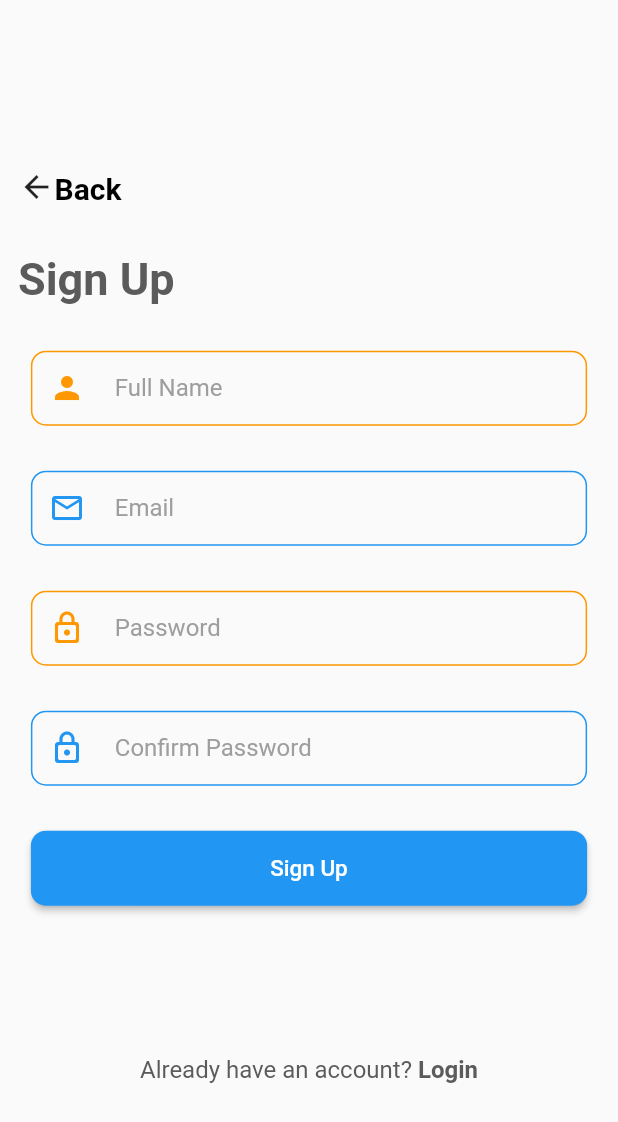
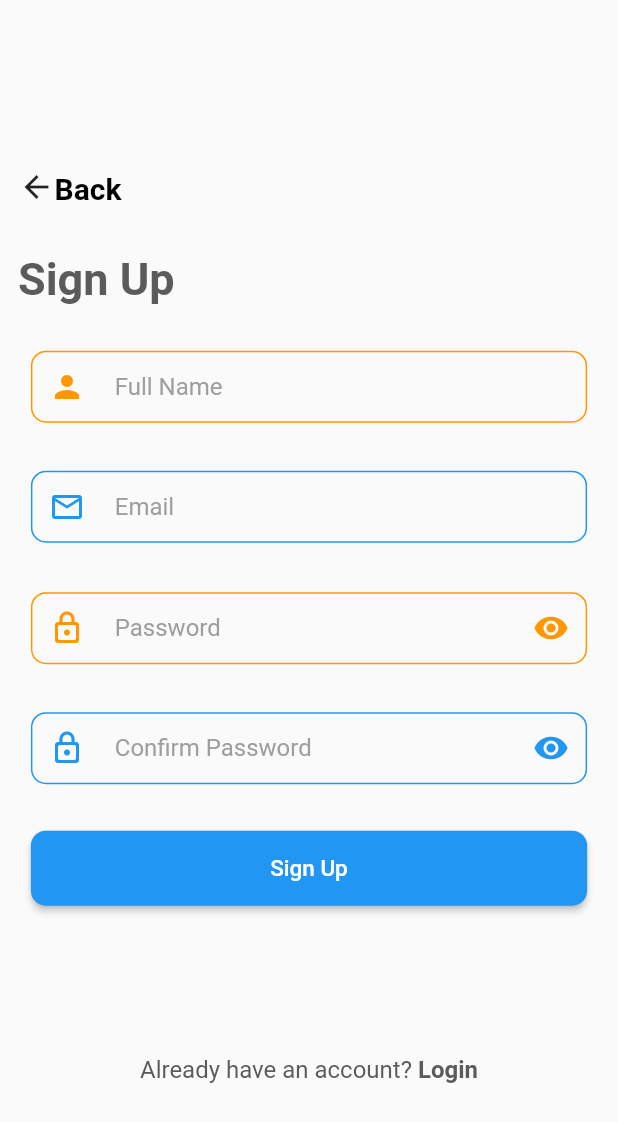
Before and after one commit to Y-Elsayed/Offers2day, a Flutter app: the SignUpScreen screen opened directly, on a phone screen of 412 x 824 dp. Shown: the top 1122 px of the screen. Run offline on Flutter 3.47's test engine with Material 2 defaults, Android fonts, the light colour scheme and no system bars; our stand-ins replace gap.

Commit message:
Update signup_page.dart
- Changed the `SizedBox` text from labelText to hintText as to have the displayed text disappear when the user start to type in the box

- Added 2 eye icons to change the obscurity of the password to enable the user to view what they're typing

```diff
--- a/lib/signup_page.dart
+++ b/lib/signup_page.dart
@@ -19,6 +19,18 @@ class _SignUpScreenState extends State<SignUpScreen> {
   final TextEditingController _passwordController = TextEditingController();
   final TextEditingController _confirmpasswordController =
       TextEditingController();
+
+  bool _obscureValue = true;
+
+  void _updateobscurevalue() {
+    setState(() {
+      if (_obscureValue) {
+        _obscureValue = false;
+      } else {
+        _obscureValue = true;
+      }
+    });
+  }
 
   // Navigator Controller
   NavigatorService navigatorService = NavigatorService();
@@ -73,12 +85,13 @@ class _SignUpScreenState extends State<SignUpScreen> {
                     height: 50,
                     child: TextField(
                       controller: _fullnameController,
-                      obscureText: true,
                       decoration: InputDecoration(
                           prefixIcon:
                               const Icon(Icons.person, color: Colors.orange),
-                          labelText: '\t\tFull Name',
-                          labelStyle: const TextStyle(color: Colors.grey),
+                          hintText: '\t\tFull Name',
+                          hintStyle: const TextStyle(color: Colors.grey),
+                          contentPadding:
+                              const EdgeInsets.symmetric(vertical: 0.0),
                           enabledBorder: OutlineInputBorder(
                               borderSide:
                                   const BorderSide(color: Colors.orange),
@@ -93,8 +106,10 @@ class _SignUpScreenState extends State<SignUpScreen> {
                       decoration: InputDecoration(
                           prefixIcon: const Icon(Icons.email_outlined,
                               color: Colors.blue),
-                          labelText: '\t\tEmail',
-                          labelStyle: const TextStyle(color: Colors.grey),
+                          hintText: '\t\tEmail',
+                          hintStyle: const TextStyle(color: Colors.grey),
+                          contentPadding:
+                              const EdgeInsets.symmetric(vertical: 0.0),
                           enabledBorder: OutlineInputBorder(
                               borderSide: const BorderSide(color: Colors.blue),
                               borderRadius: BorderRadius.circular(10.0))),
@@ -103,44 +118,76 @@ class _SignUpScreenState extends State<SignUpScreen> {
                 SizedBox(
                   width: screenSize.width * 0.9,
                   height: 50,
-                    child: TextField(
+                  child: Stack(
+                    alignment: Alignment.centerRight,
+                    children: [
+                      TextField(
                         controller: _passwordController,
-                      obscureText: true,
+                        obscureText: _obscureValue,
                         decoration: InputDecoration(
                           prefixIcon: const Icon(Icons.lock_outline_rounded,
                               color: Colors.orange),
-                          labelText: '\t\tPassword',
-                          labelStyle: const TextStyle(color: Colors.grey),
+                          hintText: '\t\tPassword',
+                          hintStyle: const TextStyle(color: Colors.grey),
+                          contentPadding:
+                              const EdgeInsets.symmetric(vertical: 0.0),
                           enabledBorder: OutlineInputBorder(
-                              borderSide:
-                                  const BorderSide(color: Colors.orange),
-                              borderRadius: BorderRadius.circular(10.0))),
-                    )),
+                            borderSide: const BorderSide(color: Colors.orange),
+                            borderRadius: BorderRadius.circular(10.0),
+                          ),
+                        ),
+                      ),
+                      IconButton(
+                        onPressed: () {
+                          _updateobscurevalue();
+                        },
+                        icon: const Icon(
+                          Icons.remove_red_eye,
+                          color: Colors.orange,
+                        ),
+                      ),
+                    ],
+                  ),
+                ),
                 const Gap(30),
                 SizedBox(
                     width: screenSize.width * 0.9,
                     height: 50,
-                    child: TextField(
+                    child: Stack(alignment: Alignment.centerRight, children: [
+                      TextField(
                         controller: _confirmpasswordController,
+                        obscureText: _obscureValue,
                         decoration: InputDecoration(
                             prefixIcon: const Icon(Icons.lock_outline_rounded,
                                 color: Colors.blue),
-                          labelText: '\t\tConfirm Password',
-                          labelStyle: const TextStyle(color: Colors.grey),
+                            hintText: '\t\tConfirm Password',
+                            hintStyle: const TextStyle(color: Colors.grey),
+                            contentPadding:
+                                const EdgeInsets.symmetric(vertical: 0.0),
                             enabledBorder: OutlineInputBorder(
-                              borderSide: const BorderSide(color: Colors.blue),
+                                borderSide:
+                                    const BorderSide(color: Colors.blue),
                                 borderRadius: BorderRadius.circular(10.0))),
-                    )),
+                      ),
+                      IconButton(
+                        onPressed: () {
+                          _updateobscurevalue();
+                        },
+                        icon: const Icon(
+                          Icons.remove_red_eye,
+                          color: Colors.blue,
+                        ),
+                      )
+                    ])),
                 const Gap(30),
                 SizedBox(
                     width: screenSize.width * 0.9,
                     height: 50,
                     child: ElevatedButton(
                         onPressed: () {
-                          // Perform login logic here
-                          //pop the login page widget from the stack
+                          // pop the Sign Up page widget from the stack
 
-                          // Check if login is successful (for simplicity, always navigate)
+                          // Check if Sign Up is successful (for simplicity, always navigate)
                           navigatorService.popFromNavigator(context);
                         },
                         style: ElevatedButton.styleFrom(
```
Lines whose indentation alone changed are shown as unchanged.
